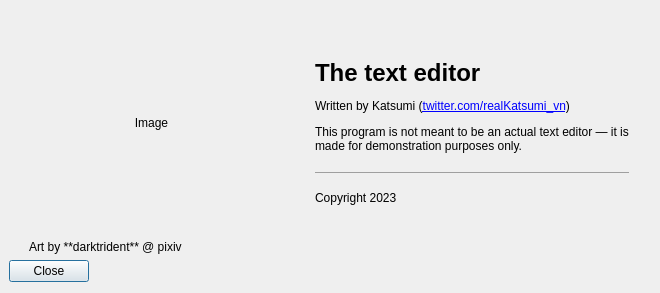
This is src/TextEditor/ui/AboutDialog.ui in KatsumiKougen/SmallPyQt5Apps as Qt 5 draws it before an edit. The edited form follows.
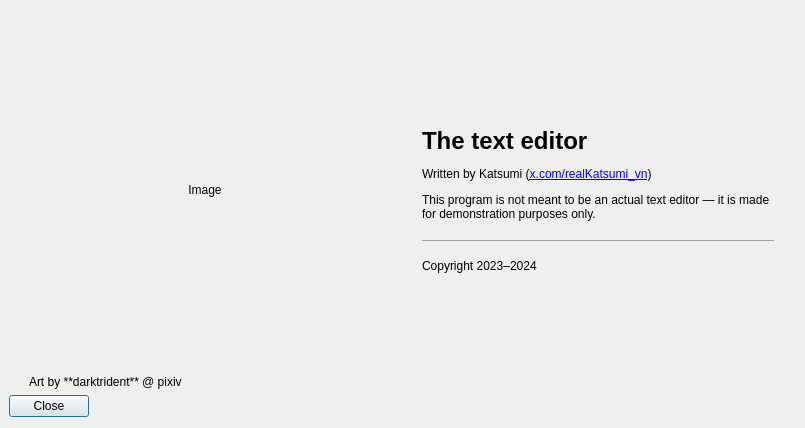
This is the edited form.

Commit message:
Update the "about" window UI
Changes:
- Update the date, now it says "2023-2024"
- Change the URL (from "twitter.com" to "x.com"). F*** YOU ELON!

The edit to the form file:
```diff
--- a/src/TextEditor/ui/AboutDialog.ui
+++ b/src/TextEditor/ui/AboutDialog.ui
@@ -6,8 +6,8 @@
    <rect>
     <x>0</x>
     <y>0</y>
-    <width>660</width>
-    <height>293</height>
+    <width>805</width>
+    <height>428</height>
    </rect>
   </property>
   <property name="windowTitle">
@@ -105,7 +105,7 @@
         </sizepolicy>
        </property>
        <property name="text">
-        <string>&lt;html&gt;&lt;head/&gt;&lt;body&gt;&lt;h1 style=&quot; margin-top:18px; margin-bottom:12px; margin-left:0px; margin-right:0px; -qt-block-indent:0; text-indent:0px;&quot;&gt;&lt;span style=&quot; font-size:xx-large; font-weight:600;&quot;&gt;The text editor&lt;/span&gt;&lt;/h1&gt;&lt;p&gt;Written by Katsumi (&lt;a href=&quot;https://twitter.com/realKatsumi_vn&quot;&gt;&lt;span style=&quot; text-decoration: underline; color:#0000ff;&quot;&gt;twitter.com/realKatsumi_vn&lt;/span&gt;&lt;/a&gt;)&lt;/p&gt;&lt;p&gt;This program is not meant to be an actual text editor — it is made for demonstration purposes only.&lt;/p&gt;&lt;hr/&gt;&lt;p&gt;Copyright 2023&lt;/p&gt;&lt;/body&gt;&lt;/html&gt;</string>
+        <string>&lt;html&gt;&lt;head/&gt;&lt;body&gt;&lt;h1 style=&quot; margin-top:18px; margin-bottom:12px; margin-left:0px; margin-right:0px; -qt-block-indent:0; text-indent:0px;&quot;&gt;&lt;span style=&quot; font-size:xx-large; font-weight:600;&quot;&gt;The text editor&lt;/span&gt;&lt;/h1&gt;&lt;p&gt;Written by Katsumi (&lt;a href=&quot;https://x.com/realKatsumi_vn&quot;&gt;&lt;span style=&quot; text-decoration: underline; color:#0000ff;&quot;&gt;x.com/realKatsumi_vn&lt;/span&gt;&lt;/a&gt;)&lt;/p&gt;&lt;p&gt;This program is not meant to be an actual text editor — it is made for demonstration purposes only.&lt;/p&gt;&lt;hr/&gt;&lt;p&gt;Copyright 2023–2024&lt;/p&gt;&lt;/body&gt;&lt;/html&gt;</string>
        </property>
        <property name="textFormat">
         <enum>Qt::RichText</enum>
```
The commit also changes 1 other file.
